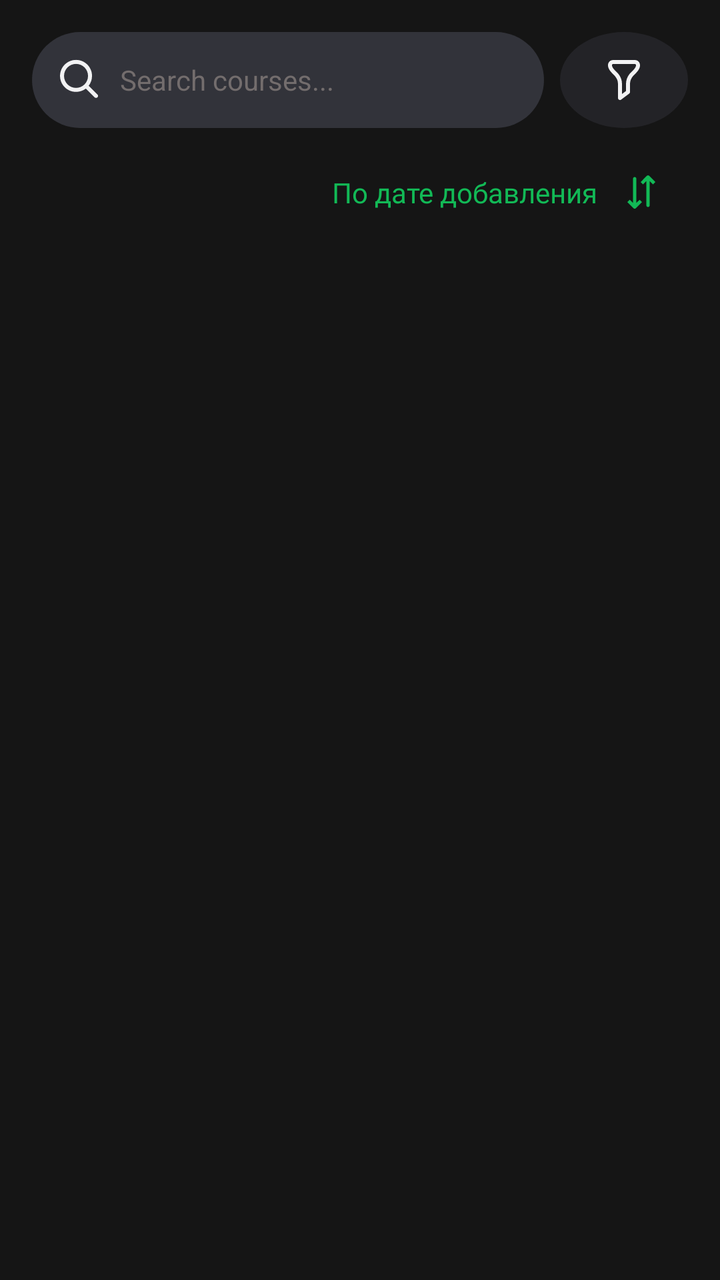
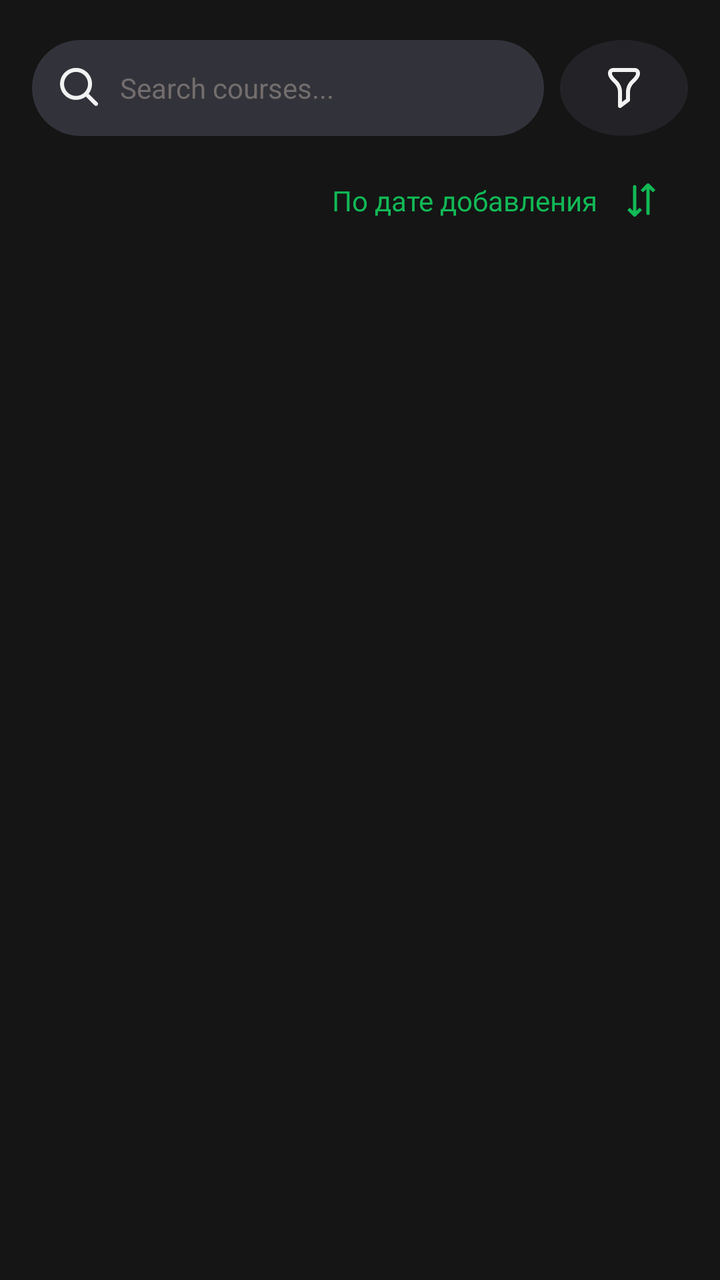

Screens rendered from an Android XML layout before and after an edit, with the pre-edit source and the edit as a unified diff.
<!-- AndroidManifest.xml: application theme Theme.TestProject -->
<!-- res/layout/activity_home.xml -->
<?xml version="1.0" encoding="utf-8"?>
<androidx.constraintlayout.widget.ConstraintLayout xmlns:android="http://schemas.android.com/apk/res/android"
    xmlns:app="http://schemas.android.com/apk/res-auto"
    xmlns:tools="http://schemas.android.com/tools"
    android:layout_width="match_parent"
    android:layout_height="match_parent"
    android:background="@color/background_color">

    <LinearLayout
        android:id="@+id/linearLayout3"
        android:layout_width="match_parent"
        android:layout_height="wrap_content"
        android:layout_marginHorizontal="16dp"
        android:layout_marginTop="16dp"
        android:orientation="horizontal"
        android:weightSum="5"
        app:layout_constraintEnd_toEndOf="parent"
        app:layout_constraintStart_toStartOf="parent"
        app:layout_constraintTop_toTopOf="parent">

        <LinearLayout
            android:layout_width="0dp"
            android:layout_height="48dp"
            android:layout_weight="4"
            android:orientation="horizontal"
            android:background="@drawable/rounded_label"
            android:paddingHorizontal="12dp"
            android:gravity="center_vertical"
            android:layout_marginEnd="8dp"
            >

            <ImageView
                android:layout_width="24dp"
                android:layout_height="24dp"
                android:src="@drawable/ic_search"
                android:contentDescription="@string/search_icon"/>

            <EditText
                android:layout_width="0dp"
                android:layout_height="match_parent"
                android:layout_weight="1"
                android:layout_marginStart="8dp"
                android:autofillHints=""
                android:hint="@string/search_label_hint_text"
                android:textColorHint="@color/hint_text_color"
                android:background="@android:color/transparent"
                android:inputType="text"
                android:textSize="14sp" />
        </LinearLayout>

        <ImageButton
            android:layout_width="0dp"
            android:layout_height="48dp"
            android:layout_weight="1"
            android:background="@drawable/rounded_image_button"
            android:src="@drawable/ic_filter"
            android:contentDescription="@string/filter_discription"
            />
    </LinearLayout>

    <androidx.constraintlayout.widget.ConstraintLayout
        android:id="@+id/btnSort"
        android:layout_width="190dp"
        android:layout_height="wrap_content"
        android:layout_margin="16dp"
        android:paddingHorizontal="12dp"
        android:paddingVertical="6dp"
        app:layout_constraintEnd_toEndOf="parent"
        app:layout_constraintTop_toBottomOf="@+id/linearLayout3">

        <TextView
            android:id="@+id/textView2"
            android:layout_width="wrap_content"
            android:layout_height="wrap_content"
            android:fontFamily="@font/roboto_semi_bold"
            android:text="@string/filter_title_date_added"
            android:textColor="@color/btn_registration_color"
            android:textSize="14sp"
            app:layout_constraintBottom_toBottomOf="parent"
            app:layout_constraintStart_toStartOf="parent"
            app:layout_constraintTop_toTopOf="parent" />

        <ImageView
            android:id="@+id/imageView"
            android:layout_width="20dp"
            android:layout_height="20dp"
            android:layout_marginStart="10dp"
            android:contentDescription="@string/filter_discription"
            android:src="@drawable/ic_sort"
            app:layout_constraintBottom_toBottomOf="@id/textView2"
            app:layout_constraintEnd_toEndOf="parent"
            app:layout_constraintStart_toEndOf="@id/textView2"
            app:layout_constraintTop_toTopOf="@id/textView2" />

    </androidx.constraintlayout.widget.ConstraintLayout>

    <androidx.recyclerview.widget.RecyclerView
        android:id="@+id/recyclerView"
        android:layout_width="match_parent"
        android:layout_height="0dp"
        android:layout_marginTop="8dp"
        android:clipToPadding="false"
        android:scrollbars="vertical"
        app:layout_constraintTop_toBottomOf="@id/btnSort"
        app:layout_constraintBottom_toBottomOf="parent"
        app:layout_constraintStart_toStartOf="parent"
        app:layout_constraintEnd_toEndOf="parent"
        />


</androidx.constraintlayout.widget.ConstraintLayout>
<!-- resources referenced by this layout -->
<resources>
  <color name="background_color">#151515</color>
  <color name="btn_registration_color">#12B956</color>
  <color name="hint_text_color">#736D6D</color>
  <!-- drawable ic_search (drawable) -->
  <vector xmlns:android="http://schemas.android.com/apk/res/android"
      android:width="24dp"
      android:height="24dp"
      android:viewportWidth="24"
      android:viewportHeight="24">
    <path
        android:pathData="M10.014,1.953C5.596,1.953 2.014,5.535 2.014,9.953C2.014,14.371 5.596,17.953 10.014,17.953C11.851,17.953 13.592,17.322 14.942,16.282L19.295,20.672C19.686,21.062 20.342,21.062 20.733,20.672C21.124,20.281 21.124,19.625 20.733,19.234L16.35,14.874C17.39,13.524 18.014,11.79 18.014,9.953C18.014,5.535 14.432,1.953 10.014,1.953ZM10.014,3.953C13.328,3.953 16.014,6.639 16.014,9.953C16.014,13.267 13.328,15.953 10.014,15.953C6.7,15.953 4.014,13.267 4.014,9.953C4.014,6.639 6.7,3.953 10.014,3.953Z"
        android:fillColor="#F2F2F3"/>
  </vector>
  <!-- drawable ic_sort (drawable) -->
  <vector xmlns:android="http://schemas.android.com/apk/res/android"
      android:width="16dp"
      android:height="16dp"
      android:viewportWidth="16"
      android:viewportHeight="16">
    <path
        android:pathData="M10.672,1.343C10.501,1.343 10.323,1.4 10.192,1.53L7.734,4.009L8.672,4.947L10.005,3.635V13.343C10.005,13.711 10.303,14.009 10.672,14.009C11.04,14.009 11.338,13.711 11.338,13.343V3.635L12.672,4.947L13.609,4.009L11.151,1.53C11.021,1.4 10.842,1.343 10.672,1.343ZM5.338,2.009C4.97,2.009 4.672,2.308 4.672,2.676V12.384L3.338,11.072L2.401,12.009L4.859,14.489C5.119,14.749 5.557,14.749 5.817,14.489L8.276,12.009L7.338,11.072L6.005,12.384V2.676C6.005,2.308 5.706,2.009 5.338,2.009Z"
        android:fillColor="#12B956"/>
  </vector>
  <!-- drawable rounded_image_button (drawable) -->
  <shape xmlns:android="http://schemas.android.com/apk/res/android"
      android:shape="oval">
      <solid android:color="@color/text_field_color2" />
  </shape>
  <!-- drawable rounded_label (drawable) -->
  <shape xmlns:android="http://schemas.android.com/apk/res/android"
      android:shape="rectangle">
  
      <solid android:color="@color/text_field_color" />
  
      <corners android:radius="30dp" />
  </shape>
  <string name="filter_discription">filter_discription</string>
  <string name="filter_title_date_added">По дате добавления</string>
  <string name="search_icon">search icon</string>
  <string name="search_label_hint_text">Search courses...</string>
  <style name="Theme.TestProject" parent="Base.Theme.TestProject" />
  <color name="text_field_color2">#8032333A</color>
  <color name="text_field_color">#32333A</color>
  <style name="Base.Theme.TestProject" parent="Theme.Material3.DayNight.NoActionBar">
          
          
      </style>
  <!-- unchanged entries left out for length: 1 -->
</resources>

<!-- the commit's change to res/layout/activity_home.xml (unified diff, before → after) -->
@@ -11,7 +11,7 @@
         android:layout_width="match_parent"
         android:layout_height="wrap_content"
         android:layout_marginHorizontal="16dp"
-        android:layout_marginTop="16dp"
+        android:layout_marginTop="20dp"
         android:orientation="horizontal"
         android:weightSum="5"
         app:layout_constraintEnd_toEndOf="parent"
